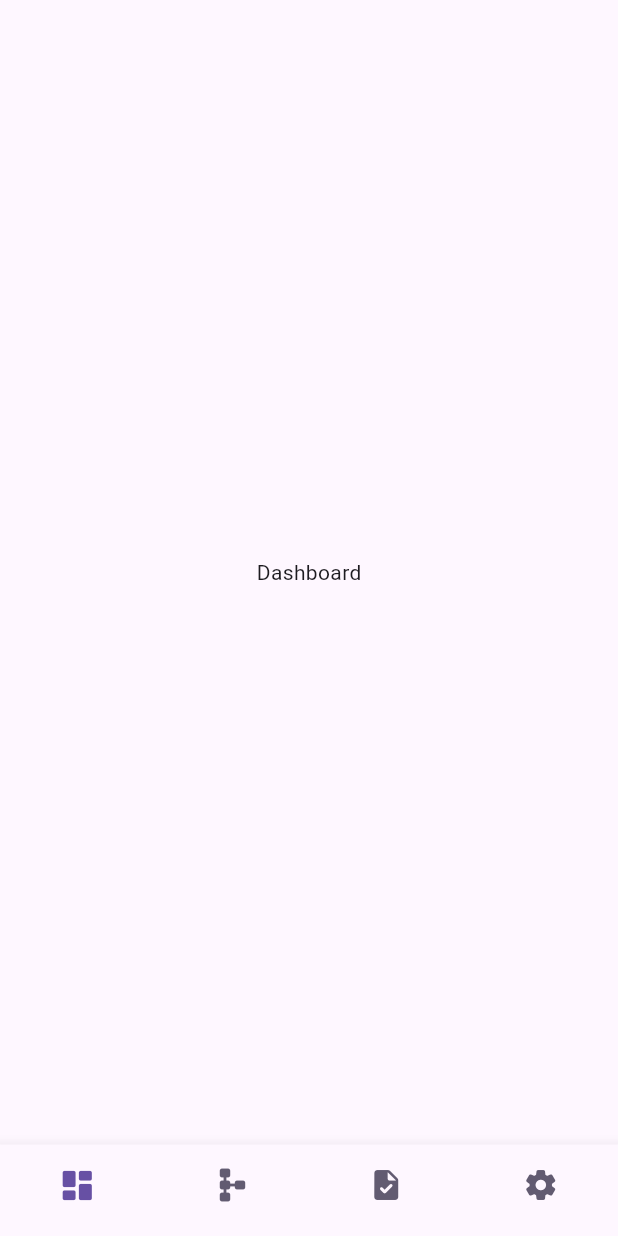
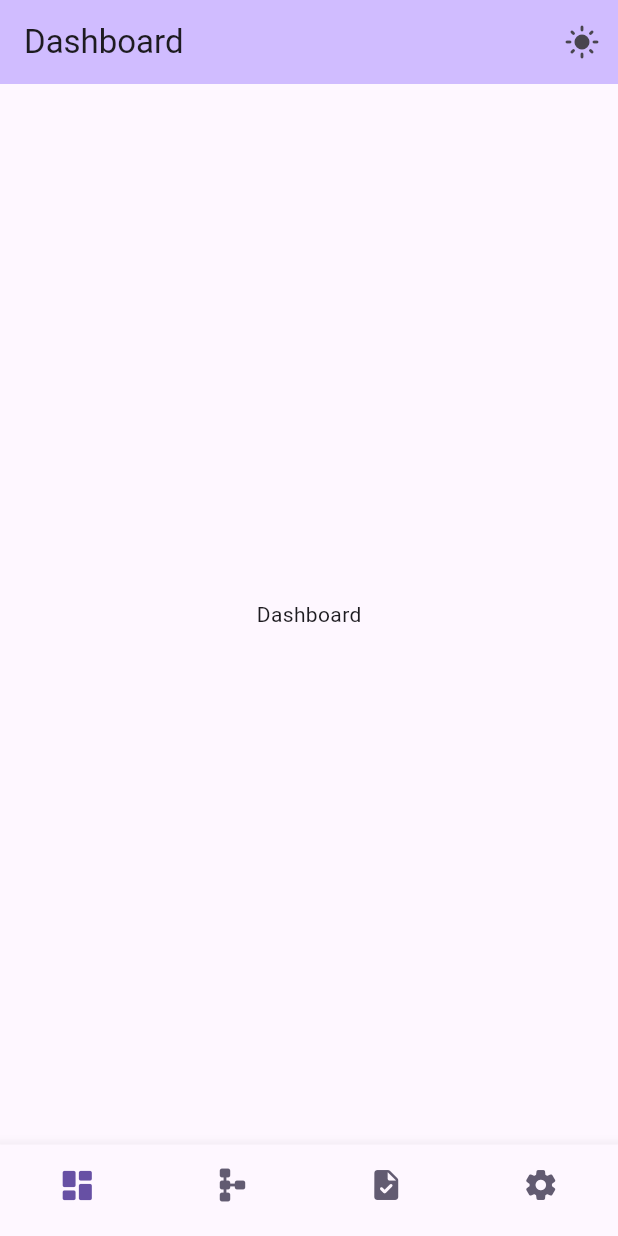
Before and after one commit to on3ss/job-tracker-flutter, a Flutter app: the screen it shows after launch, on a phone screen of 412 x 824 dp. Run offline on Flutter 3.47's test engine with Material 3 defaults, Android fonts, the phone set to English and light mode, and no system bars; our stand-ins replace adaptive_theme, go_router.

Commit message:
implemented theme switch

```diff
--- a/lib/main.dart
+++ b/lib/main.dart
@@ -3,20 +3,23 @@ import 'package:flutter/material.dart';
 import 'package:go_router/go_router.dart';
 import 'package:job_tracker_fl/router/router.dart';
 
-void main() {
-  runApp(MyApp());
+void main() async {
+  WidgetsFlutterBinding.ensureInitialized();
+  final savedThemeMode = await AdaptiveTheme.getThemeMode();
+  runApp(MyApp(savedTheme: savedThemeMode ?? AdaptiveThemeMode.system));
 }
 
 class MyApp extends StatelessWidget {
-  MyApp({super.key});
+  MyApp({super.key, required this.savedTheme});
   final GoRouter router = GoRouter(routes: $appRoutes);
+  final AdaptiveThemeMode savedTheme;
 
   @override
   Widget build(BuildContext context) {
     return AdaptiveTheme(
       light: ThemeData.light(useMaterial3: true),
       dark: ThemeData.dark(useMaterial3: true),
-      initial: AdaptiveThemeMode.system,
+      initial: savedTheme,
       builder: (theme, darkTheme) => MaterialApp.router(
         debugShowCheckedModeBanner: false,
         title: 'JobTracker',
--- a/lib/screens/dashboard/dashboard.dart
+++ b/lib/screens/dashboard/dashboard.dart
@@ -1,3 +1,4 @@
+import 'package:adaptive_theme/adaptive_theme.dart';
 import 'package:flutter/material.dart';
 
 class DashboardScreen extends StatelessWidget {
@@ -5,8 +6,36 @@ class DashboardScreen extends StatelessWidget {
 
   @override
   Widget build(BuildContext context) {
-    return const Center(
-      child: Text('Dashboard'),
+    return Scaffold(
+      appBar: AppBar(
+        backgroundColor: Theme.of(context).colorScheme.inversePrimary,
+        title: const Text('Dashboard'),
+        actions: [
+          ValueListenableBuilder(
+            valueListenable: AdaptiveTheme.of(context).modeChangeNotifier,
+            builder: (_, mode, __) => IconButton(
+              onPressed: () => AdaptiveTheme.of(context).toggleThemeMode(),
+              icon: Icon(getThemeSwitchIcon(mode)),
+            ),
+          ),
+        ],
+      ),
+      body: const SafeArea(
+        child: Center(
+          child: Text('Dashboard'),
+        ),
+      ),
     );
   }
+
+  IconData getThemeSwitchIcon(AdaptiveThemeMode mode) {
+    switch (mode) {
+      case AdaptiveThemeMode.light:
+        return Icons.dark_mode_rounded;
+      case AdaptiveThemeMode.dark:
+        return Icons.settings_system_daydream_rounded;
+      default:
+        return Icons.light_mode_rounded;
+    }
+  }
 }
--- a/lib/widgets/nested_navigation_scaffold.dart
+++ b/lib/widgets/nested_navigation_scaffold.dart
@@ -21,7 +21,6 @@ class ScaffoldWithNestedNavigation extends StatelessWidget {
       body: navigationShell,
       bottomNavigationBar: BottomNavigationBar(
         type: BottomNavigationBarType.fixed,
-        fixedColor: Theme.of(context).colorScheme.inversePrimary,
         currentIndex: navigationShell.currentIndex,
         showSelectedLabels: false,
         showUnselectedLabels: false,
--- a/pubspec.yaml
+++ b/pubspec.yaml
@@ -37,6 +37,7 @@ dependencies:
   go_router: ^14.2.0
   google_fonts: ^6.2.1
   adaptive_theme: ^3.6.0
+  flutter_hooks: ^0.20.5
 
 dev_dependencies:
   flutter_test:
```
Also changed, not shown: pubspec.lock.
